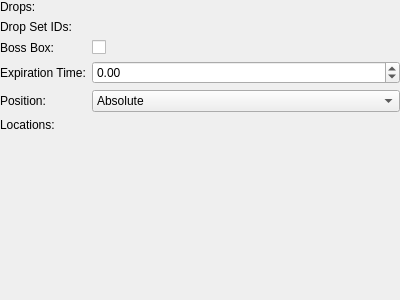
Above: tools/cathedral/ui/EventNPCMessage.ui from comphack/comp_hack before the change. Below: the same form after it.
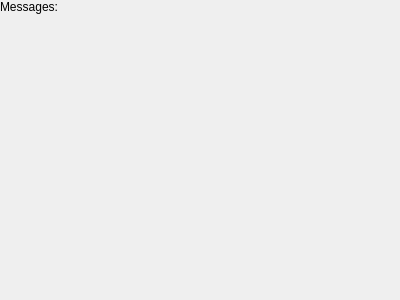
That is the form after the change. Custom widgets are drawn as their Qt base class.

Commit message: Setting most properties for event UIs

The edit to the form file:
```diff
--- a/tools/cathedral/ui/EventNPCMessage.ui
+++ b/tools/cathedral/ui/EventNPCMessage.ui
@@ -31,76 +31,7 @@
      <item row="0" column="0">
       <widget class="QLabel" name="lblDrops">
        <property name="text">
-        <string>Drops:</string>
-       </property>
-      </widget>
-     </item>
-     <item row="1" column="0">
-      <widget class="QLabel" name="lblDropSetIDs">
-       <property name="text">
-        <string>Drop Set IDs:</string>
-       </property>
-      </widget>
-     </item>
-     <item row="1" column="1">
-      <widget class="DynamicList" name="dropSetIDs" native="true"/>
-     </item>
-     <item row="2" column="0">
-      <widget class="QLabel" name="lblIsBossBox">
-       <property name="text">
-        <string>Boss Box:</string>
-       </property>
-      </widget>
-     </item>
-     <item row="2" column="1">
-      <widget class="QCheckBox" name="isBossBox">
-       <property name="text">
-        <string/>
-       </property>
-      </widget>
-     </item>
-     <item row="3" column="0">
-      <widget class="QLabel" name="lblExpirationTime">
-       <property name="text">
-        <string>Expiration Time:</string>
-       </property>
-      </widget>
-     </item>
-     <item row="3" column="1">
-      <widget class="QDoubleSpinBox" name="expirationTime">
-       <property name="minimum">
-        <double>-10000.000000000000000</double>
-       </property>
-       <property name="maximum">
-        <double>10000.000000000000000</double>
-       </property>
-      </widget>
-     </item>
-     <item row="4" column="0">
-      <widget class="QLabel" name="lblPosition">
-       <property name="text">
-        <string>Position:</string>
-       </property>
-      </widget>
-     </item>
-     <item row="4" column="1">
-      <widget class="QComboBox" name="position">
-       <item>
-        <property name="text">
-         <string>Absolute</string>
-        </property>
-       </item>
-       <item>
-        <property name="text">
-         <string>Source Relative</string>
-        </property>
-       </item>
-      </widget>
-     </item>
-     <item row="5" column="0">
-      <widget class="QLabel" name="lblLocations">
-       <property name="text">
-        <string>Locations:</string>
+        <string>Messages:</string>
        </property>
       </widget>
      </item>
```
Left out of the diff: 7 changed lines with no effect on the pictures. The commit also changes 23 other files.
